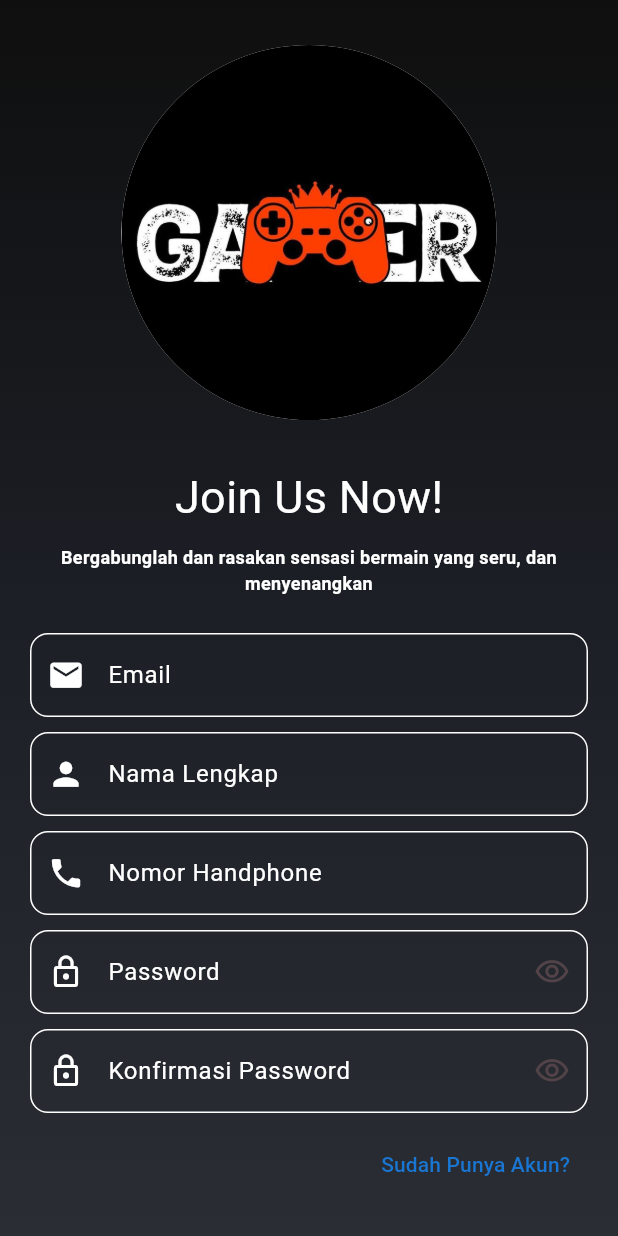
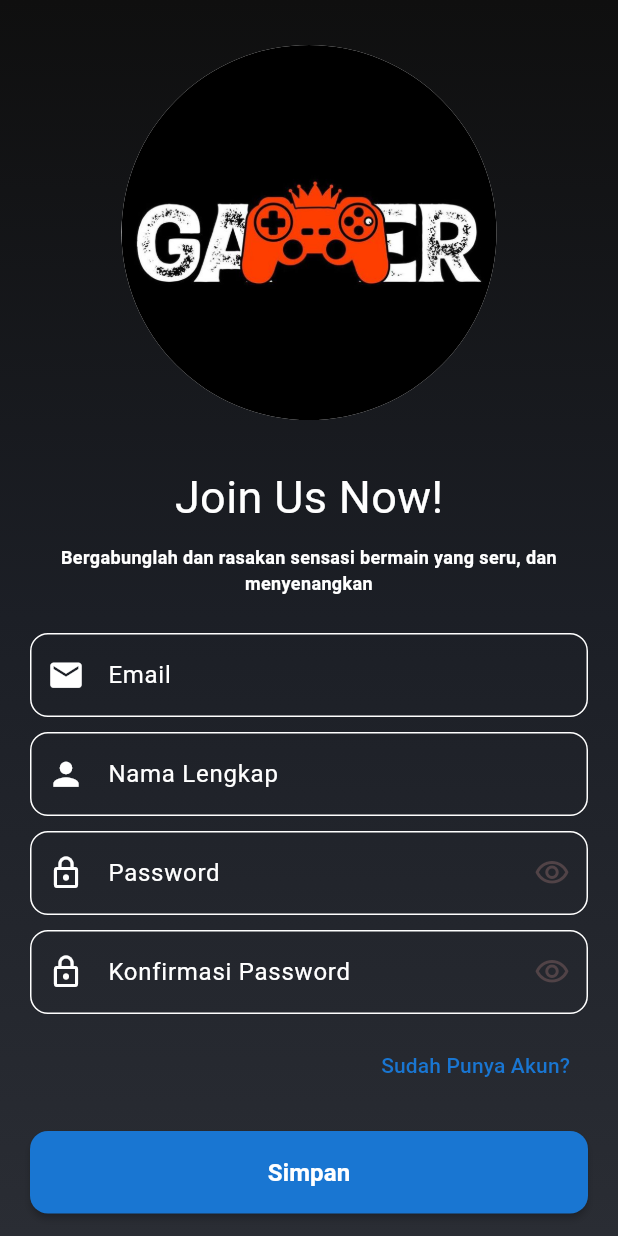
Before and after one commit to sellwia/Miracle-of-Gaming, a Flutter app: the screen it shows after launch, on a phone screen of 412 x 824 dp. Run offline on Flutter 3.47's test engine with Material 3 defaults, Android fonts, the light colour scheme and no system bars.

Commit message:
Halaman Regist : Button Simpan - Link Masuk Ke Halaman Login

```diff
--- a/lib/regist.dart
+++ b/lib/regist.dart
@@ -128,39 +128,6 @@ class RegistPage extends StatelessWidget {
                   SizedBox(height: 10),
 
                   TextField(
-                    keyboardType: TextInputType.text,
-                      style: const TextStyle(color: Colors.white),
-                    decoration: InputDecoration(
-                      labelText: 'Nomor Handphone',
-                        labelStyle: const TextStyle(color: Colors.white),
-                      hintText : 'Masukkan Nomor Handphone Anda',
-                        hintStyle: const TextStyle(color: Colors.grey),
-
-                      border: OutlineInputBorder(
-                      borderRadius: BorderRadius.circular(12.0),
-                      ),
-
-                      enabledBorder: OutlineInputBorder(
-                      borderRadius: BorderRadius.circular(12),
-                      borderSide: BorderSide(color: Colors.white)
-                      ),
-
-                      focusedBorder: OutlineInputBorder(
-                      borderRadius: BorderRadius.circular(12),
-                      borderSide: BorderSide(
-                      color: Colors.blue[700]!,
-                      width: 2
-                      ),
-                    ),
-
-                    // icon
-                      prefixIcon: Icon(Icons.phone, size: 25.0, color: Colors.white,),
-                    ),
-                  ),
-
-                  SizedBox(height: 10),
-
-                  TextField(
                     obscureText: true,
                     style: const TextStyle(color: Colors.white),
                     decoration: InputDecoration(
@@ -254,6 +221,40 @@ class RegistPage extends StatelessWidget {
                       ),
                     ),
                   ),
+
+                  SizedBox(height: 20),
+
+                  // button simpan
+                  SizedBox(
+                    width: double.infinity,
+                    child: ElevatedButton(
+                      onPressed: () {
+                        //route : material page route
+                        Navigator.push(
+                          context,
+                          MaterialPageRoute(builder: (context) => LoginPage()),
+                        );
+                      },
+                      style: ElevatedButton.styleFrom(
+                        backgroundColor: Colors.blue[700],
+                        foregroundColor: Colors.white,
+                        padding: const EdgeInsets.symmetric(vertical: 16),
+                        shape: RoundedRectangleBorder(
+                          borderRadius: BorderRadius.circular(12),
+                        ),
+                        elevation: 2,
+                      ),
+                      child: const Text(
+                        'Simpan',
+                        style: TextStyle(
+                          fontSize: 16,
+                          fontWeight: FontWeight.bold,
+                        ),
+                      ),
+                    ),
+                  ),
+
+                  SizedBox(height: 20),
                 ],
               ),
             ),
```
